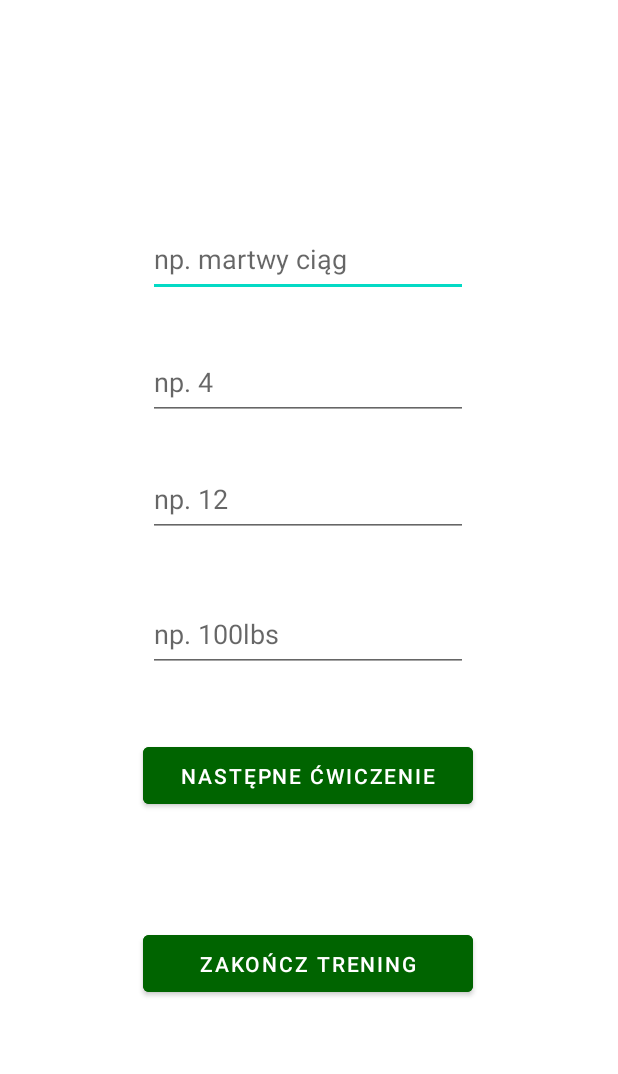
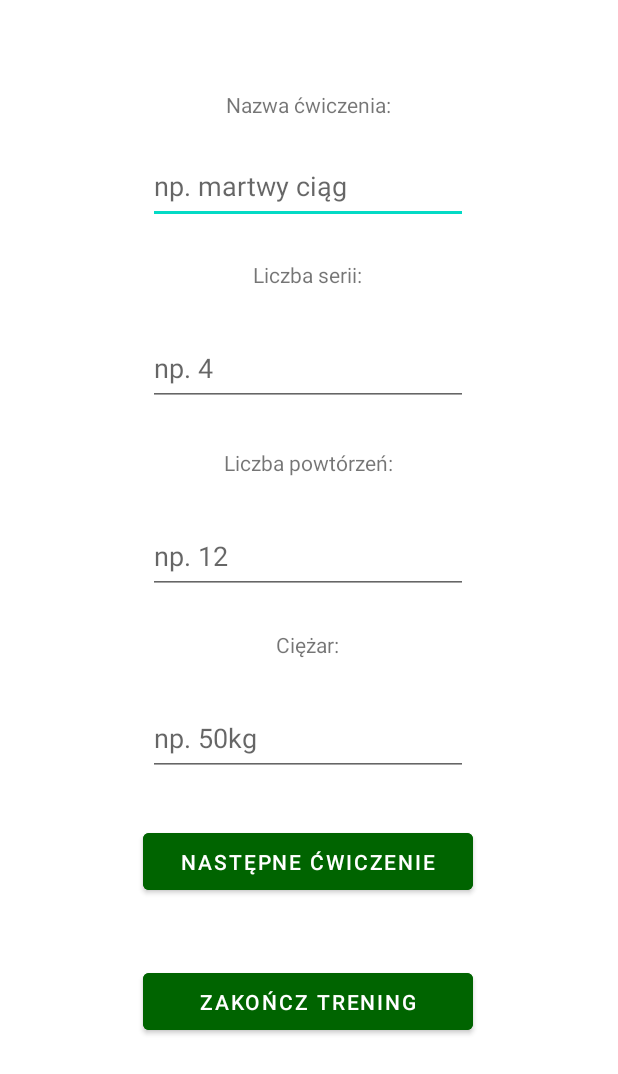
Before and after one commit to tfj4k3y/gainTracker, an Android app: the screen it shows after launch (StartActivity), after a tap on "ROZPOCZNIJ TRENING", on a phone screen of 412 x 824 dp. Shown: the top 1074 px of the screen. Run offline under Robolectric (Android 15) with nearby library versions, the phone set to English and light mode, and no system bars.

Commit message:
Siódmy commit

```diff
--- a/app/src/main/java/com/example/gaintracker/activities/MainActivity.java
+++ b/app/src/main/java/com/example/gaintracker/activities/MainActivity.java
@@ -13,6 +13,11 @@ import com.example.gaintracker.R;
 import com.example.gaintracker.database.DatabaseContract;
 import com.example.gaintracker.database.DatabaseHelper;
 
+import java.text.SimpleDateFormat;
+import java.util.Calendar;
+import java.util.Date;
+import java.util.Locale;
+
 public class MainActivity extends AppCompatActivity {
 
     @Override
@@ -27,6 +32,21 @@ public class MainActivity extends AppCompatActivity {
             @Override
             public void onClick(View view) {
                 Intent intent = new Intent(MainActivity.this, StartActivity.class);
+
+                //Dodawanie tabeli trening na starcie
+
+                SQLiteDatabase db = dbHelper.getWritableDatabase();
+
+                String sDate = getDate();
+                String sDay = getDayOfTheWeek();
+
+                ContentValues values = new ContentValues();
+                values.put(DatabaseContract.Workout.COLUMN_NAME_DATE, sDate);
+                values.put(DatabaseContract.Workout.COLUMN_NAME_DAY_OF_THE_WEEK, sDay);
+
+                long newRowId = db.insert(DatabaseContract.Workout.TABLE_NAME, null, values);
+                intent.putExtra("id", newRowId);
+
                 startActivity(intent);
             }
         });
@@ -36,16 +56,6 @@ public class MainActivity extends AppCompatActivity {
             @Override
             public void onClick(View view) {
                 Intent intent = new Intent(MainActivity.this, PreviewActivity.class);
-
-                //Dodawanie tabeli trening na starcie
-
-                SQLiteDatabase db = dbHelper.getWritableDatabase();
-
-                ContentValues values = new ContentValues();
-                //values.put(DatabaseContract.Workout.COLUMN_NAME_DATE, sDate);
-                //values.put(DatabaseContract.Workout.COLUMN_NAME_DAY_OF_THE_WEEK, sDay);
-
-                long newRowId = db.insert(DatabaseContract.Workout.TABLE_NAME, null, values);
 
                 startActivity(intent);
             }
@@ -57,7 +67,27 @@ public class MainActivity extends AppCompatActivity {
             public void onClick(View view) {
                 Intent intent = new Intent(MainActivity.this, SettingsActivity.class);
                 startActivity(intent);
+
             }
         });
     }
+
+    public String getDayOfTheWeek(){
+
+        Calendar calendar = Calendar.getInstance();
+        int dayOfWeek = calendar.get(Calendar.DAY_OF_WEEK);
+
+        String[] dayOfWeekNames = {"Niedziela", "Poniedziałek", "Wtorek", "Środa", "Czwartek", "Piątek", "Sobota"};
+
+        return dayOfWeekNames[dayOfWeek - 1];
+    }
+
+    public String getDate(){
+        Date c = Calendar.getInstance().getTime();
+
+        SimpleDateFormat date = new SimpleDateFormat("dd-MMM-yyyy", Locale.getDefault());
+
+        return date.format(c);
+    }
+
 }
--- a/app/src/main/java/com/example/gaintracker/activities/StartActivity.java
+++ b/app/src/main/java/com/example/gaintracker/activities/StartActivity.java
@@ -21,6 +21,8 @@ public class StartActivity extends AppCompatActivity {
         setContentView(R.layout.activity_start);
 
         DatabaseHelper dbHelper = new DatabaseHelper(this);
+
+        long trainingId = getIntent().getLongExtra("id", 0);
 
         Button nextExerciseButton = findViewById(R.id.next_exercise);
         Button endTrainingButton = findViewById(R.id.end_training);
@@ -50,7 +52,7 @@ public class StartActivity extends AppCompatActivity {
                 values.put(DatabaseContract.Exercises.COLUMN_NAME_SETS, sSets);
                 values.put(DatabaseContract.Exercises.COLUMN_NAME_REPS, sReps);
                 values.put(DatabaseContract.Exercises.COLUMN_NAME_WEIGHT, sWeight);
-                values.put(DatabaseContract.Exercises.COLUMN_NAME_ID_WORKOUT, sSets);
+                values.put(DatabaseContract.Exercises.COLUMN_NAME_ID_WORKOUT, trainingId);
 
                 long newRowId = db.insert(DatabaseContract.Exercises.TABLE_NAME, null, values);
 
@@ -58,5 +60,18 @@ public class StartActivity extends AppCompatActivity {
             }
         });
 
+        //nextExerciseButton.setOnClickListener(new View.OnClickListener() {
+
+        endTrainingButton.setOnClickListener(new View.OnClickListener(){
+            @Override
+            public void onClick(View view) {
+
+                System.out.println(trainingId);
+                //HAAAAAAAAAAAAALOOOOOOOOOO TUTAJ ZRÓB
+
+            }
+        });
+
+
     }
 }
--- a/app/src/main/res/layout/activity_start.xml
+++ b/app/src/main/res/layout/activity_start.xml
@@ -10,24 +10,24 @@
         android:id="@+id/end_training"
         android:layout_width="220dp"
         android:layout_height="50dp"
-        android:text="Zakończ trening"
         android:backgroundTint="@color/mainColor"
+        android:text="@string/end_training"
         app:layout_constraintBottom_toBottomOf="parent"
         app:layout_constraintEnd_toEndOf="parent"
-        app:layout_constraintHorizontal_bias="0.498"
+        app:layout_constraintHorizontal_bias="0.497"
         app:layout_constraintStart_toStartOf="parent"
         app:layout_constraintTop_toBottomOf="@+id/next_exercise"
-        app:layout_constraintVertical_bias="0.325" />
+        app:layout_constraintVertical_bias="0.247" />
 
     <Button
         android:id="@+id/next_exercise"
         android:layout_width="220dp"
         android:layout_height="50dp"
-        android:layout_marginTop="44dp"
-        android:text="Następne ćwiczenie"
+        android:layout_marginTop="32dp"
         android:backgroundTint="@color/mainColor"
+        android:text="@string/next_exercise"
         app:layout_constraintEnd_toEndOf="parent"
-        app:layout_constraintHorizontal_bias="0.498"
+        app:layout_constraintHorizontal_bias="0.497"
         app:layout_constraintStart_toStartOf="parent"
         app:layout_constraintTop_toBottomOf="@+id/weight" />
 
@@ -35,27 +35,27 @@
         android:id="@+id/exercise_name"
         android:layout_width="wrap_content"
         android:layout_height="50dp"
-        android:layout_marginTop="148dp"
+        android:layout_marginTop="20dp"
         android:ems="10"
+        android:hint="@string/exercise_name_tint"
         android:inputType="text"
-        android:hint="np. martwy ciąg"
         app:layout_constraintEnd_toEndOf="parent"
         app:layout_constraintHorizontal_bias="0.497"
         app:layout_constraintStart_toStartOf="parent"
-        app:layout_constraintTop_toTopOf="parent" />
+        app:layout_constraintTop_toBottomOf="@+id/textView2" />
 
     <EditText
         android:id="@+id/sets"
         android:layout_width="wrap_content"
         android:layout_height="50dp"
-        android:layout_marginTop="32dp"
+        android:layout_marginTop="28dp"
         android:ems="10"
+        android:hint="@string/sets_tint"
         android:inputType="text"
-        android:hint="np. 4"
         app:layout_constraintEnd_toEndOf="parent"
         app:layout_constraintHorizontal_bias="0.497"
         app:layout_constraintStart_toStartOf="parent"
-        app:layout_constraintTop_toBottomOf="@+id/exercise_name" />
+        app:layout_constraintTop_toBottomOf="@+id/textView4" />
 
     <EditText
         android:id="@+id/reps"
@@ -63,25 +63,69 @@
         android:layout_height="50dp"
         android:layout_marginTop="28dp"
         android:ems="10"
+        android:hint="@string/reps_tint"
         android:inputType="text"
-        android:hint="np. 12"
         app:layout_constraintEnd_toEndOf="parent"
         app:layout_constraintHorizontal_bias="0.497"
         app:layout_constraintStart_toStartOf="parent"
-        app:layout_constraintTop_toBottomOf="@+id/sets" />
+        app:layout_constraintTop_toBottomOf="@+id/textView5" />
 
     <EditText
         android:id="@+id/weight"
         android:layout_width="wrap_content"
         android:layout_height="50dp"
-        android:layout_marginTop="40dp"
+        android:layout_marginTop="28dp"
         android:ems="10"
+        android:hint="@string/weight_tint"
         android:inputType="text"
-        android:hint="np. 100lbs"
         app:layout_constraintEnd_toEndOf="parent"
         app:layout_constraintHorizontal_bias="0.497"
         app:layout_constraintStart_toStartOf="parent"
-        app:layout_constraintTop_toBottomOf="@+id/reps"
+        app:layout_constraintTop_toBottomOf="@+id/textView3"
         tools:ignore="TextFields" />
 
+    <TextView
+        android:id="@+id/textView2"
+        android:layout_width="wrap_content"
+        android:layout_height="wrap_content"
+        android:layout_marginTop="60dp"
+        android:text="@string/exercise_name"
+        app:layout_constraintEnd_toEndOf="parent"
+        app:layout_constraintHorizontal_bias="0.498"
+        app:layout_constraintStart_toStartOf="parent"
+        app:layout_constraintTop_toTopOf="parent" />
+
+    <TextView
+        android:id="@+id/textView3"
+        android:layout_width="wrap_content"
+        android:layout_height="wrap_content"
+        android:layout_marginTop="24dp"
+        android:text="@string/weight"
+        app:layout_constraintEnd_toEndOf="parent"
+        app:layout_constraintHorizontal_bias="0.498"
+        app:layout_constraintStart_toStartOf="parent"
+        app:layout_constraintTop_toBottomOf="@+id/reps" />
+
+    <TextView
+        android:id="@+id/textView4"
+        android:layout_width="wrap_content"
+        android:layout_height="wrap_content"
+        android:layout_marginTop="24dp"
+        android:text="@string/sets"
+        app:layout_constraintEnd_toEndOf="parent"
+        app:layout_constraintHorizontal_bias="0.498"
+        app:layout_constraintStart_toStartOf="parent"
+        app:layout_constraintTop_toBottomOf="@+id/exercise_name" />
+
+    <TextView
+        android:id="@+id/textView5"
+        android:layout_width="wrap_content"
+        android:layout_height="wrap_content"
+        android:layout_marginTop="28dp"
+        android:text="@string/reps"
+        app:layout_constraintEnd_toEndOf="parent"
+        app:layout_constraintHorizontal_bias="0.498"
+        app:layout_constraintStart_toStartOf="parent"
+        app:layout_constraintTop_toBottomOf="@+id/sets" />
+
 </androidx.constraintlayout.widget.ConstraintLayout>
--- a/app/src/main/res/values/strings.xml
+++ b/app/src/main/res/values/strings.xml
@@ -8,6 +8,18 @@
     <string name="backButton">Powrót</string>
     <string name="preview_destricption">Nazwa ćwiczenia - l.serii - l.powtórzeń - ciężar</string>
 
+    <!--activity_start strings -->
+
+    <string name="exercise_name">Nazwa ćwiczenia:</string>
+    <string name="sets">Liczba serii:</string>
+    <string name="reps">Liczba powtórzeń:</string>
+    <string name="weight">Ciężar:</string>
+    <string name="exercise_name_tint">np. martwy ciąg</string>
+    <string name="sets_tint">np. 4</string>
+    <string name="reps_tint">np. 12</string>
+    <string name="weight_tint">np. 50kg</string>
+    <string name="next_exercise">Następne ćwiczenie</string>
+    <string name="end_training">Zakończ trening</string>
 
     <!--Poniższe dane są testowe potrzebne do prezentacji działania recyclerviewera-->
 
```
Also changed, not shown: app/src/main/java/com/example/gaintracker/DateHelper.java (deleted, +0 -30 lines), app/src/main/java/com/example/gaintracker/activities/PreviewActivity.java (+31 -0 lines), app/src/main/res/layout/row_view.xml (+20 -25 lines), app/src/main/res/drawable/rozwiniecie.png (added).
